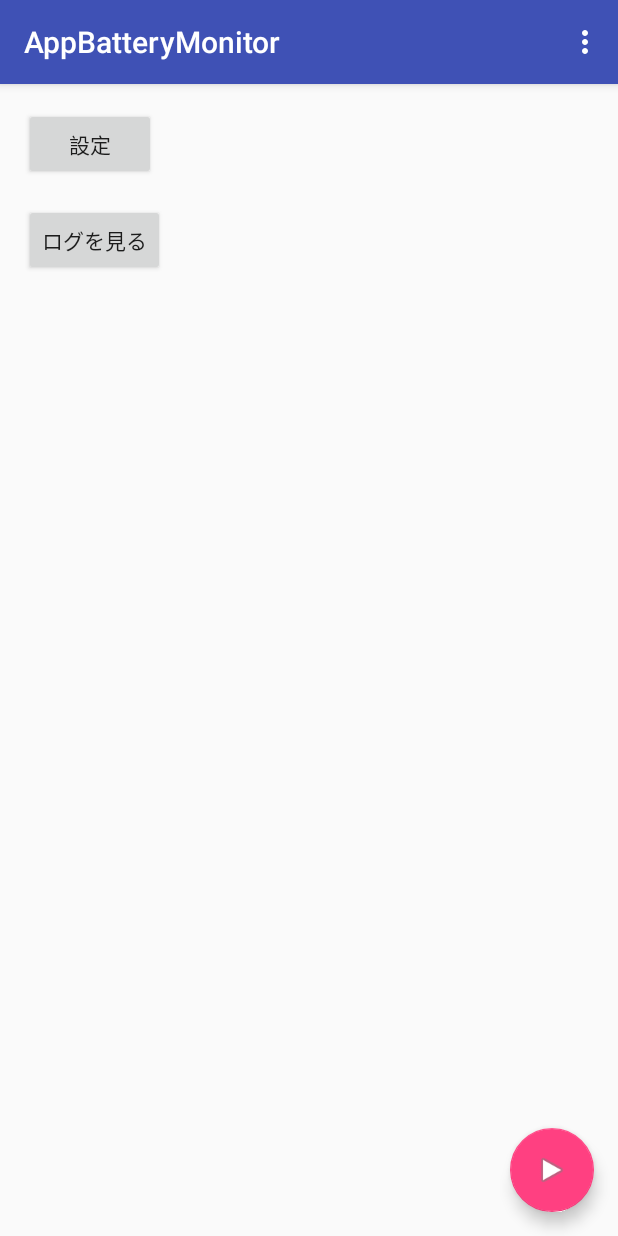
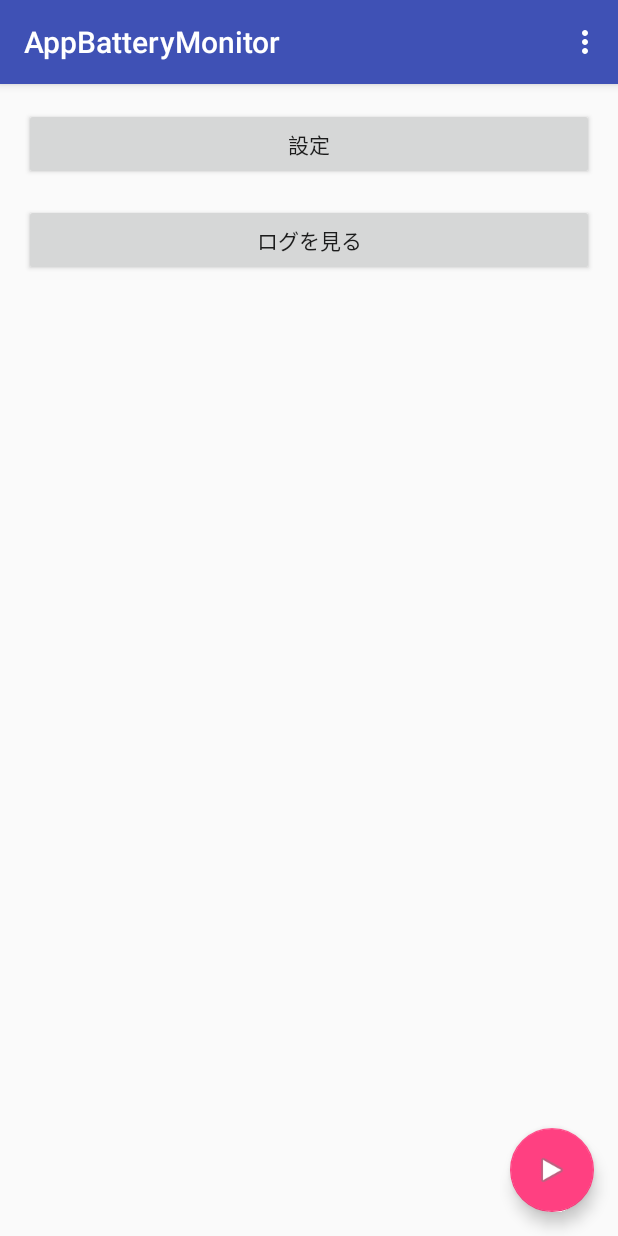
Before and after one commit to ikemura23/AppBatteryMonitorOld, an Android app: the screen it shows after launch (LauncherActivity), on a phone screen of 412 x 824 dp. Run offline under Robolectric (Android 15) with nearby library versions, the phone set to English and light mode, and no system bars.

```diff
--- a/app/src/main/res/layout/content_launcher.xml
+++ b/app/src/main/res/layout/content_launcher.xml
@@ -12,16 +12,17 @@
 
     <Button
         android:id="@+id/activity_main_setting_button"
-        android:layout_width="wrap_content"
+        android:layout_width="match_parent"
         android:layout_height="wrap_content"
         android:text="設定"
         />
 
     <Button
         android:id="@+id/activity_main_log_button"
-        android:layout_width="wrap_content"
+        android:layout_width="match_parent"
+        android:layout_height="wrap_content"
         android:layout_marginTop="16dp"
         android:text="ログを見る"
-        android:layout_height="wrap_content" />
+        />
 
 </LinearLayout>
--- a/app/src/main/res/layout/fragment_log_detail.xml
+++ b/app/src/main/res/layout/fragment_log_detail.xml
@@ -1,6 +1,6 @@
 <TextView xmlns:android="http://schemas.android.com/apk/res/android"
           android:id="@+id/log_detail"
-          style="?android:attr/textAppearanceLarge"
+          style="?android:attr/textAppearanceSmall"
           xmlns:tools="http://schemas.android.com/tools"
           android:layout_width="match_parent"
           android:layout_height="match_parent"
```
Also changed, not shown: app/src/main/java/com/qa/ikemura/appbatterymonitor/LogDetailActivity.java (+2 -5 lines), app/src/main/java/com/qa/ikemura/appbatterymonitor/LogDetailFragment.java (+5 -8 lines), app/src/main/java/com/qa/ikemura/appbatterymonitor/LogListActivity.java (+3 -16 lines), app/src/main/java/com/qa/ikemura/appbatterymonitor/LogListFragment.java (+12 -12 lines), app/src/main/java/com/qa/ikemura/appbatterymonitor/dummy/DummyContent.java (+4 -13 lines).
